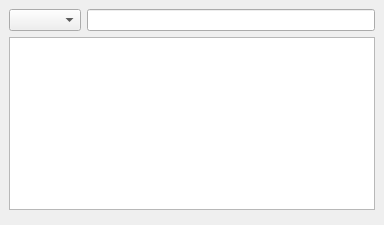
This is ui/edittagdialog.ui in metabrainz/picard as Qt 5 draws it before an edit. The edited form follows.
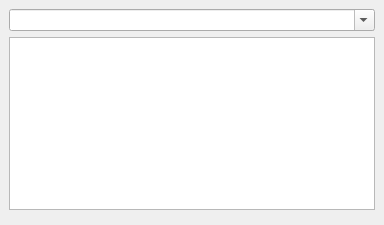
This is the edited form.

Patch:
```diff
--- a/ui/edittagdialog.ui
+++ b/ui/edittagdialog.ui
@@ -20,20 +20,11 @@
     <number>6</number>
    </property>
    <item>
-    <layout class="QHBoxLayout" >
-     <property name="margin" >
-      <number>0</number>
+    <widget class="QComboBox" name="name" >
+     <property name="editable" >
+      <bool>true</bool>
      </property>
-     <property name="spacing" >
-      <number>6</number>
-     </property>
-     <item>
-      <widget class="QComboBox" name="name" />
-     </item>
-     <item>
-      <widget class="QLineEdit" name="desc" />
-     </item>
-    </layout>
+    </widget>
    </item>
    <item>
     <widget class="QTextEdit" name="value" >
```
